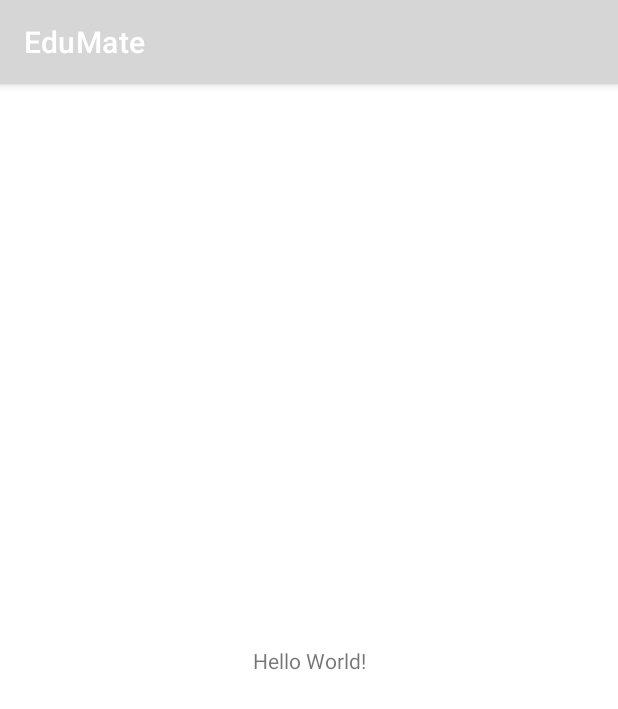
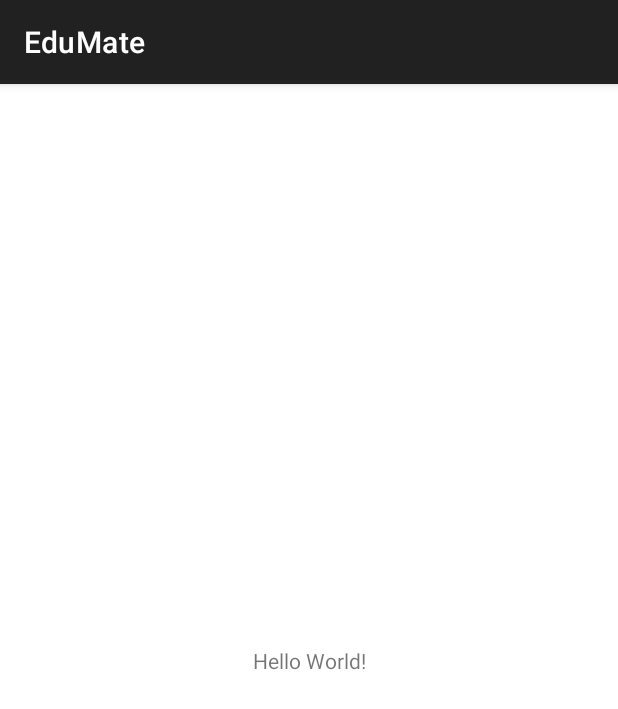
Before and after one commit to EduTeamEduMate/Frontend, an Android app: the screen it shows after launch (MainActivity), on a phone screen of 412 x 824 dp. Shown: the top 709 px of the screen. Run offline under Robolectric (Android 15) with nearby library versions, the phone set to English and light mode, and no system bars.

Commit message:
stable start

```diff
--- a/app/build.gradle
+++ b/app/build.gradle
@@ -3,7 +3,7 @@ plugins {
 }
 
 android {
-    compileSdk 32
+    compileSdk 34
 
     defaultConfig {
         applicationId "com.example.edumate"
@@ -25,6 +25,7 @@ android {
         sourceCompatibility JavaVersion.VERSION_1_8
         targetCompatibility JavaVersion.VERSION_1_8
     }
+    namespace 'com.example.edumate'
 }
 
 dependencies {
@@ -35,4 +36,5 @@ dependencies {
     testImplementation 'junit:junit:4.13.2'
     androidTestImplementation 'androidx.test.ext:junit:1.1.5'
     androidTestImplementation 'androidx.test.espresso:espresso-core:3.5.1'
+
 }
--- a/app/src/main/AndroidManifest.xml
+++ b/app/src/main/AndroidManifest.xml
@@ -1,7 +1,6 @@
 <?xml version="1.0" encoding="utf-8"?>
 <manifest xmlns:android="http://schemas.android.com/apk/res/android"
-    xmlns:tools="http://schemas.android.com/tools"
-    package="com.example.edumate">
+    xmlns:tools="http://schemas.android.com/tools">
 
     <application
         android:allowBackup="true"
--- a/app/src/main/res/values-night/themes.xml
+++ b/app/src/main/res/values-night/themes.xml
@@ -1,15 +1,15 @@
 <resources xmlns:tools="http://schemas.android.com/tools">
     <!-- Base application theme. -->
     <style name="Theme.EduMate" parent="Theme.MaterialComponents.DayNight.DarkActionBar">
-        <!-- Primary brand color. -->
-        <item name="colorPrimary">@color/purple_200</item>
-        <item name="colorPrimaryVariant">@color/purple_700</item>
-        <item name="colorOnPrimary">@color/black</item>
-        <!-- Secondary brand color. -->
-        <item name="colorSecondary">@color/teal_200</item>
-        <item name="colorSecondaryVariant">@color/teal_200</item>
-        <item name="colorOnSecondary">@color/black</item>
-        <!-- Status bar color. -->
+         Primary brand color.
+<!--        <item name="colorPrimary">@color/purple_200</item>-->
+<!--        <item name="colorPrimaryVariant">@color/purple_700</item>-->
+<!--        <item name="colorOnPrimary">@color/black</item>-->
+<!--        &lt;!&ndash; Secondary brand color. &ndash;&gt;-->
+<!--        <item name="colorSecondary">@color/teal_200</item>-->
+<!--        <item name="colorSecondaryVariant">@color/teal_200</item>-->
+<!--        <item name="colorOnSecondary">@color/black</item>-->
+<!--        &lt;!&ndash; Status bar color. &ndash;&gt;-->
         <item name="android:statusBarColor" tools:targetApi="l">?attr/colorPrimaryVariant</item>
         <!-- Customize your theme here. -->
     </style>
--- a/app/src/main/res/values/themes.xml
+++ b/app/src/main/res/values/themes.xml
@@ -1,16 +1,16 @@
 <resources xmlns:tools="http://schemas.android.com/tools">
     <!-- Base application theme. -->
     <style name="Theme.EduMate" parent="Theme.MaterialComponents.DayNight.DarkActionBar">
-        <!-- Primary brand color. -->
-        <item name="colorPrimary">@color/purple_500</item>
-        <item name="colorPrimaryVariant">@color/purple_700</item>
-        <item name="colorOnPrimary">@color/white</item>
-        <!-- Secondary brand color. -->
-        <item name="colorSecondary">@color/teal_200</item>
-        <item name="colorSecondaryVariant">@color/teal_700</item>
-        <item name="colorOnSecondary">@color/black</item>
-        <!-- Status bar color. -->
+<!--        &lt;!&ndash; Primary brand color. &ndash;&gt;-->
+<!--        <item name="colorPrimary">@color/purple_500</item>-->
+<!--        <item name="colorPrimaryVariant">@color/purple_700</item>-->
+<!--        <item name="colorOnPrimary">@color/white</item>-->
+<!--        &lt;!&ndash; Secondary brand color. &ndash;&gt;-->
+<!--        <item name="colorSecondary">@color/teal_200</item>-->
+<!--        <item name="colorSecondaryVariant">@color/teal_700</item>-->
+<!--        <item name="colorOnSecondary">@color/black</item>-->
+<!--        &lt;!&ndash; Status bar color. &ndash;&gt;-->
         <item name="android:statusBarColor" tools:targetApi="l">?attr/colorPrimaryVariant</item>
-        <!-- Customize your theme here. -->
+<!--        &lt;!&ndash; Customize your theme here. &ndash;&gt;-->
     </style>
 </resources>
--- a/build.gradle
+++ b/build.gradle
@@ -1,7 +1,7 @@
 // Top-level build file where you can add configuration options common to all sub-projects/modules.
 plugins {
-    id 'com.android.application' version '7.2.2' apply false
-    id 'com.android.library' version '7.2.2' apply false
+    id 'com.android.application' version '7.4.2' apply false
+    id 'com.android.library' version '7.4.2' apply false
 }
 
 task clean(type: Delete) {
```
Also changed, not shown: gradle/wrapper/gradle-wrapper.properties, 1 other file.
